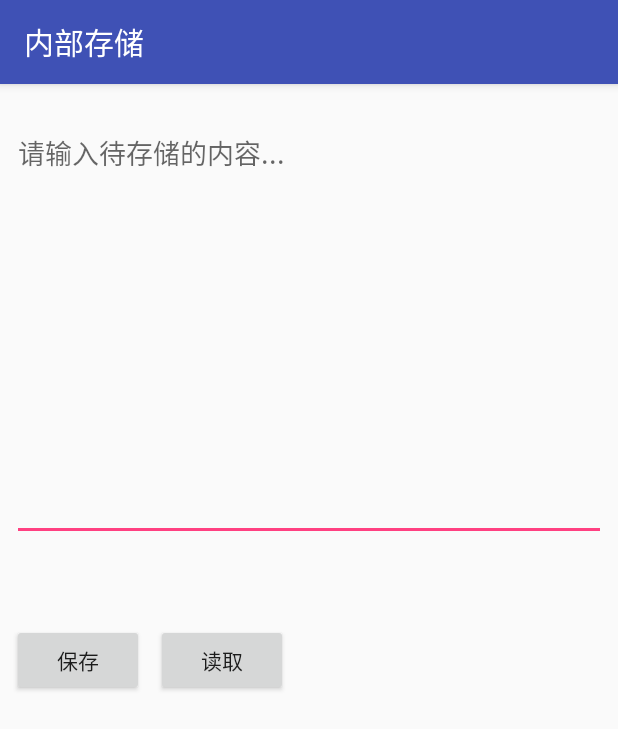
After one commit to xiusan/MyApplication, an Android app: the InternalStorageActivity screen opened directly, with no data from a screen before it, on a phone screen of 412 x 824 dp. The commit adds this screen. Shown: the top 729 px of the screen. Run offline under Robolectric (Android 15) with nearby library versions, the phone set to English and light mode, and no system bars.

Commit message:
内部存放文件

```diff
--- a/app/src/main/AndroidManifest.xml
+++ b/app/src/main/AndroidManifest.xml
@@ -61,6 +61,10 @@
         <activity
             android:name=".io.ExternalStorageActivity"
             android:label="@string/name_external_storage" />
+        <!--内部存储-->
+        <activity
+            android:name=".io.InternalStorageActivity"
+            android:label="@string/name_internal_storage" />
     </application>
 
 </manifest>
--- /dev/null
+++ b/app/src/main/java/com/example/administrator/myapplication/io/InternalStorageActivity.java
@@ -0,0 +1,65 @@
+package com.example.administrator.myapplication.io;
+
+import android.os.Bundle;
+import android.support.v7.app.AppCompatActivity;
+import android.view.View;
+import android.widget.EditText;
+import android.widget.TextView;
+
+import com.example.administrator.myapplication.R;
+
+import java.io.File;
+import java.io.FileInputStream;
+import java.io.FileNotFoundException;
+import java.io.FileOutputStream;
+import java.io.IOException;
+
+
+public class InternalStorageActivity extends AppCompatActivity {
+
+    EditText edt;
+    TextView txt;
+    @Override
+    protected void onCreate(Bundle savedInstanceState) {
+        super.onCreate(savedInstanceState);
+        setContentView(R.layout.activity_internal_storage);
+
+        edt = findViewById(R.id.edit_text);
+        txt = findViewById(R.id.textView);
+    }
+
+    public void operate(View v){
+
+        //  data/data/包名/files
+        //   getCacheDir()    data/data/包名/cache
+        File f = new File(getFilesDir(),"getFilesDirs.txt");
+        switch (v.getId()){
+            case R.id.save_btn:
+                try {
+                    if (!f.exists()) {
+                        f.createNewFile();
+                    }
+                    FileOutputStream fos = new FileOutputStream(f);
+                    fos.write(edt.getText().toString().getBytes());
+                    fos.close();
+                }catch (IOException e){
+                    e.printStackTrace();
+                }
+                break;
+            case R.id.read_btn:
+                try {
+                    FileInputStream fis = new FileInputStream(f);
+                    byte[] b = new byte[1024];
+                    int len = fis.read(b);
+                    String str2 = new String(b,0,len);
+                    txt.setText(str2);
+                } catch (FileNotFoundException e) {
+                    e.printStackTrace();
+                } catch (IOException e) {
+                    e.printStackTrace();
+                }
+                break;
+        }
+    }
+
+}
--- /dev/null
+++ b/app/src/main/res/layout/activity_internal_storage.xml
@@ -0,0 +1,67 @@
+<?xml version="1.0" encoding="utf-8"?>
+<android.support.constraint.ConstraintLayout xmlns:android="http://schemas.android.com/apk/res/android"
+    xmlns:app="http://schemas.android.com/apk/res-auto"
+    xmlns:tools="http://schemas.android.com/tools"
+    android:layout_width="match_parent"
+    android:layout_height="match_parent"
+    tools:context=".io.InternalStorageActivity">
+
+
+    <EditText
+        android:id="@+id/edit_text"
+        android:layout_width="match_parent"
+        android:layout_height="wrap_content"
+        android:layout_marginStart="8dp"
+        android:layout_marginLeft="8dp"
+        android:layout_marginTop="22dp"
+        android:layout_marginEnd="8dp"
+        android:layout_marginRight="8dp"
+        android:maxLines="12"
+        android:minLines="12"
+        android:hint="请输入待存储的内容..."
+        android:gravity="left|top"
+        app:layout_constraintEnd_toEndOf="parent"
+        app:layout_constraintStart_toStartOf="parent"
+        app:layout_constraintTop_toTopOf="parent" />
+
+    <Button
+        android:id="@+id/read_btn"
+        android:layout_width="wrap_content"
+        android:layout_height="wrap_content"
+        android:layout_marginStart="8dp"
+        android:layout_marginLeft="8dp"
+        android:layout_marginTop="8dp"
+        android:layout_marginBottom="8dp"
+        android:text="读取"
+        app:layout_constraintBottom_toBottomOf="parent"
+        app:layout_constraintStart_toEndOf="@+id/save_btn"
+        app:layout_constraintTop_toTopOf="parent"
+        android:onClick="operate" />
+
+    <Button
+        android:id="@+id/save_btn"
+        android:layout_width="wrap_content"
+        android:layout_height="wrap_content"
+        android:layout_marginStart="8dp"
+        android:layout_marginLeft="8dp"
+        android:layout_marginTop="8dp"
+        android:layout_marginBottom="8dp"
+        android:text="保存"
+        app:layout_constraintBottom_toBottomOf="parent"
+        app:layout_constraintStart_toStartOf="parent"
+        app:layout_constraintTop_toTopOf="parent"
+        android:onClick="operate" />
+        <!--  operate 绑定点击事件-->
+    <TextView
+        android:id="@+id/textView"
+        android:layout_width="match_parent"
+        android:layout_height="176dp"
+        android:layout_marginStart="8dp"
+        android:layout_marginLeft="8dp"
+        android:layout_marginEnd="8dp"
+        android:layout_marginRight="8dp"
+        android:layout_marginBottom="32dp"
+        app:layout_constraintBottom_toBottomOf="parent"
+        app:layout_constraintEnd_toEndOf="parent"
+        app:layout_constraintStart_toStartOf="parent" />
+</android.support.constraint.ConstraintLayout>
--- a/app/src/main/res/values/strings.xml
+++ b/app/src/main/res/values/strings.xml
@@ -28,5 +28,6 @@
     <string name="io_one">Io实例</string>
     <string name="sharedpre_ference">SharedPreference使用</string>
     <string name="name_external_storage">ExternalStorage外部存储</string>
+    <string name="name_internal_storage">内部存储</string>
 
 </resources>
```
Also changed, not shown: app/src/main/java/com/example/administrator/myapplication/MainActivity.java (+11 -1 lines), app/src/main/res/layout/activity_main.xml (+9 -0 lines).
